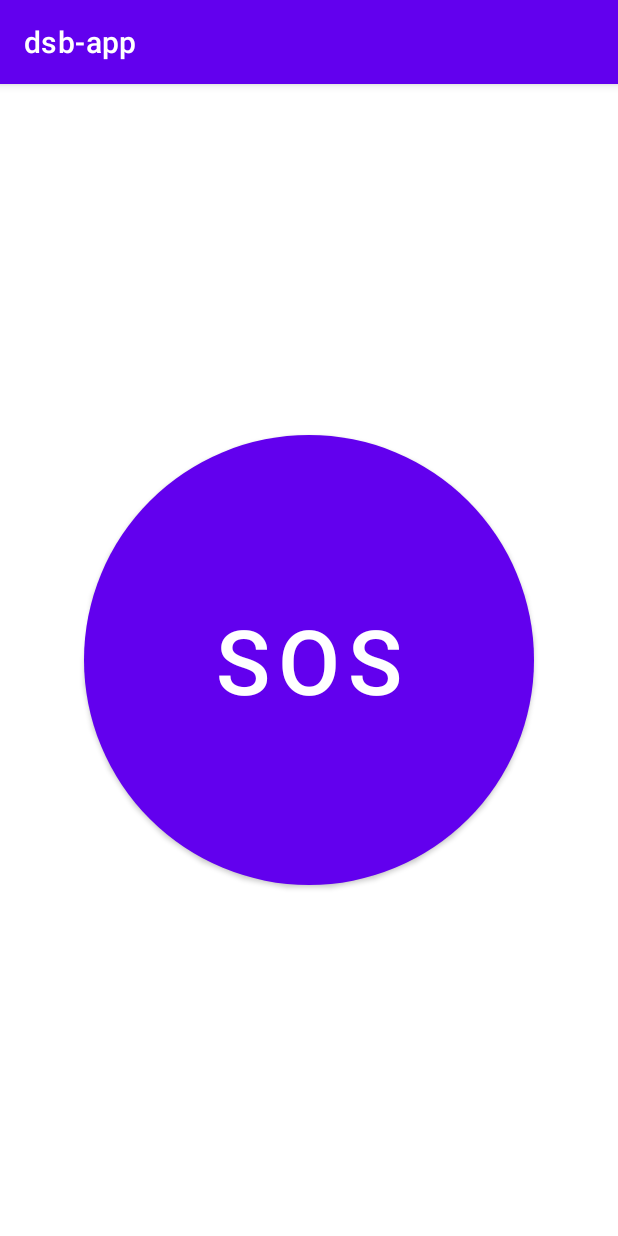
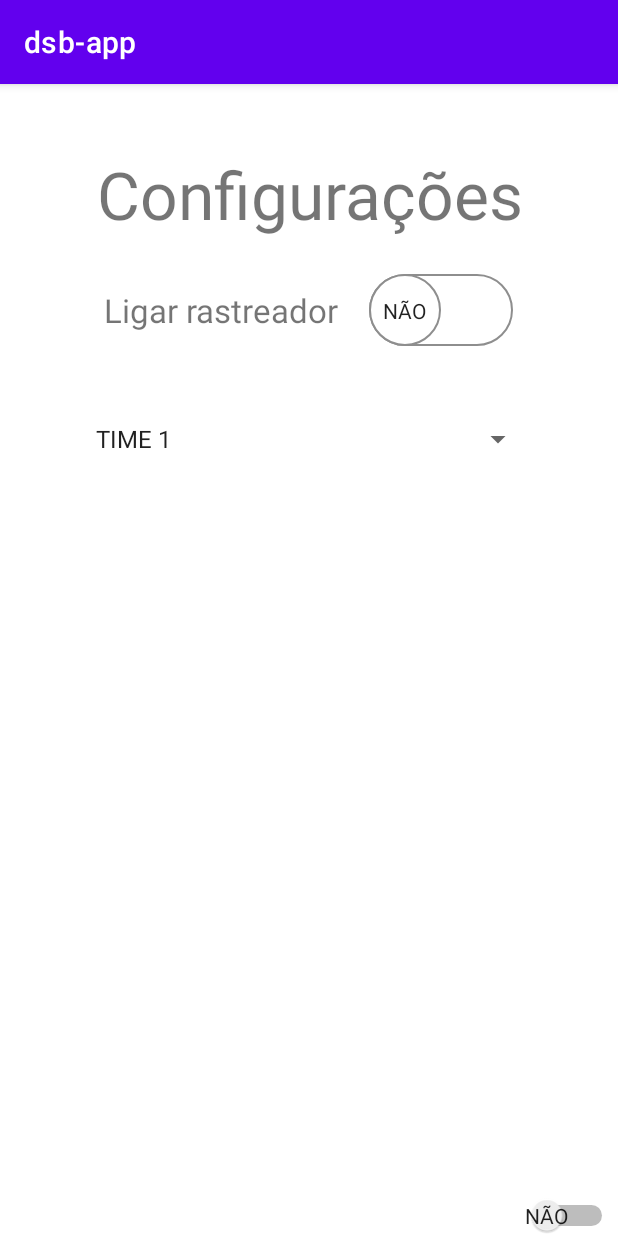
Before and after one commit to mobile-dev-ufes/2022-2-proj-final-dsb-app, an Android app: the screen it shows after launch (MainActivity), on a phone screen of 412 x 824 dp. Run offline under Robolectric (Android 15) with nearby library versions, the phone set to English and light mode, and no system bars.

Commit message:
configurando estaticamente o settings  + internacionalização

```diff
--- a/app/build.gradle
+++ b/app/build.gradle
@@ -33,7 +33,7 @@ android {
 }
 
 dependencies {
-
+    implementation 'androidx.fragment:fragment-ktx:1.5.4'
     implementation 'androidx.core:core-ktx:1.7.0'
     implementation 'androidx.appcompat:appcompat:1.5.1'
     implementation 'com.google.android.material:material:1.7.0'
--- a/app/src/main/res/drawable/ic_settings.xml
+++ /dev/null
@@ -1,5 +0,0 @@
-<vector android:height="24dp" android:tint="#2DBCF1"
-    android:viewportHeight="24" android:viewportWidth="24"
-    android:width="24dp" xmlns:android="http://schemas.android.com/apk/res/android">
-    <path android:fillColor="@android:color/white" android:pathData="M19.14,12.94c0.04,-0.3 0.06,-0.61 0.06,-0.94c0,-0.32 -0.02,-0.64 -0.07,-0.94l2.03,-1.58c0.18,-0.14 0.23,-0.41 0.12,-0.61l-1.92,-3.32c-0.12,-0.22 -0.37,-0.29 -0.59,-0.22l-2.39,0.96c-0.5,-0.38 -1.03,-0.7 -1.62,-0.94L14.4,2.81c-0.04,-0.24 -0.24,-0.41 -0.48,-0.41h-3.84c-0.24,0 -0.43,0.17 -0.47,0.41L9.25,5.35C8.66,5.59 8.12,5.92 7.63,6.29L5.24,5.33c-0.22,-0.08 -0.47,0 -0.59,0.22L2.74,8.87C2.62,9.08 2.66,9.34 2.86,9.48l2.03,1.58C4.84,11.36 4.8,11.69 4.8,12s0.02,0.64 0.07,0.94l-2.03,1.58c-0.18,0.14 -0.23,0.41 -0.12,0.61l1.92,3.32c0.12,0.22 0.37,0.29 0.59,0.22l2.39,-0.96c0.5,0.38 1.03,0.7 1.62,0.94l0.36,2.54c0.05,0.24 0.24,0.41 0.48,0.41h3.84c0.24,0 0.44,-0.17 0.47,-0.41l0.36,-2.54c0.59,-0.24 1.13,-0.56 1.62,-0.94l2.39,0.96c0.22,0.08 0.47,0 0.59,-0.22l1.92,-3.32c0.12,-0.22 0.07,-0.47 -0.12,-0.61L19.14,12.94zM12,15.6c-1.98,0 -3.6,-1.62 -3.6,-3.6s1.62,-3.6 3.6,-3.6s3.6,1.62 3.6,3.6S13.98,15.6 12,15.6z"/>
-</vector>
--- a/app/src/main/res/drawable/red_circle.xml
+++ b/app/src/main/res/drawable/red_circle.xml
@@ -1,4 +1,5 @@
 <?xml version="1.0" encoding="utf-8"?>
+
 <shape xmlns:android="http://schemas.android.com/apk/res/android"  android:shape="oval">
     <solid android:color="@color/red"/>
 </shape>
--- /dev/null
+++ b/app/src/main/res/drawable/thumb1.xml
@@ -0,0 +1,19 @@
+<?xml version="1.0" encoding="utf-8"?>
+<selector xmlns:android="http://schemas.android.com/apk/res/android">
+    <item android:state_checkable="false">
+        <shape android:shape="oval">
+            <solid android:color="@color/white" />
+            <size android:width="48dp" android:height="48dp" />
+            <stroke android:width="1dp" android:color="#8e8e8e" />
+        </shape>
+    </item>
+
+    <item android:state_checkable="true">
+        <shape android:shape="oval">
+            <solid android:color="@color/white" />
+            <size android:width="48dp" android:height="48dp" />
+            <stroke android:width="1dp" android:color="#34c759" />
+
+        </shape>
+    </item>
+</selector>
--- /dev/null
+++ b/app/src/main/res/drawable/track.xml
@@ -0,0 +1,18 @@
+<?xml version="1.0" encoding="utf-8"?>
+<selector xmlns:android="http://schemas.android.com/apk/res/android">
+
+    <item android:state_checkable="false">
+        <shape android:shape="rectangle">
+            <solid android:color="@color/white" />
+            <corners android:radius="100dp" />
+            <stroke android:width="1dp" android:color="#8e8e8e" />
+        </shape>
+    </item>
+
+    <item android:state_checkable="true">
+        <shape android:shape="rectangle">
+            <solid android:color="#34c759" />
+            <corners android:radius="100dp" />
+        </shape>
+    </item>
+</selector>
--- a/app/src/main/res/layout/activity_main.xml
+++ b/app/src/main/res/layout/activity_main.xml
@@ -6,19 +6,72 @@
     android:layout_height="match_parent"
     tools:context=".MainActivity">
 
-    <Button
-        android:id="@+id/button_one"
-        android:layout_width="300dp"
-        android:layout_height="300dp"
-        android:background="@drawable/red_circle"
-        android:onClick="trataClick"
-        android:text="@string/sos_message"
-        android:textSize="60sp"
-        app:layout_constraintBottom_toBottomOf="parent"
+
+    <!--A LINHA ENTRIES É PARA ADICIONAR OS DADOS
+     ESTATICAMENTE, REMOVÊ-LA AO CONECTAR O DB-->
+
+    <TextView
+        android:id="@+id/settings_title"
+        android:layout_width="match_parent"
+        android:layout_height="wrap_content"
+        android:layout_marginTop="44dp"
+        android:gravity="center"
+        android:text="@string/settings_title"
+        android:textSize="44sp"
         app:layout_constraintLeft_toLeftOf="parent"
         app:layout_constraintRight_toRightOf="parent"
         app:layout_constraintTop_toTopOf="parent" />
 
+    <LinearLayout
+        android:id="@+id/tracker_layout"
+        app:layout_constraintTop_toBottomOf="@id/settings_title"
+        android:layout_width="match_parent"
+        android:layout_height="wrap_content"
+        android:orientation="horizontal"
+        android:layout_marginTop="24dp"
+        android:gravity="center"
+        >
+
+        <TextView
+            android:layout_width="wrap_content"
+            android:layout_height="wrap_content"
+            android:text="@string/label_tracker"
+            android:textSize="22sp"
+            android:layout_marginRight="20sp"/>
+
+        <Switch
+            android:id="@+id/tracker_switch"
+            android:layout_width="wrap_content"
+            android:layout_height="wrap_content"
+            android:showText="true"
+            android:textOff="@string/tracker_switch_off"
+            android:textOn="@string/tracker_switch_on"
+            android:thumb="@drawable/thumb1"
+            android:track="@drawable/track"
+            />
+
+    </LinearLayout>
+
+    <Switch
+        android:layout_width="match_parent"
+        android:layout_height="wrap_content"
+        app:layout_constraintBottom_toBottomOf="parent"
+        app:layout_constraintLeft_toLeftOf="parent"
+        android:showText="true"
+        android:textOff="@string/tracker_switch_off"
+        android:textOn="@string/tracker_switch_on"
+
+/>
+    <Spinner
+        android:id="@+id/settings_spinner"
+        android:layout_width="300dp"
+        android:layout_height="44dp"
+        android:layout_marginTop="40dp"
+        android:entries="@array/dsb_list"
+        app:layout_constraintEnd_toEndOf="parent"
+        app:layout_constraintStart_toStartOf="parent"
+        app:layout_constraintTop_toBottomOf="@id/tracker_layout"
+         />
 
 
 </androidx.constraintlayout.widget.ConstraintLayout>
--- a/app/src/main/res/values/colors.xml
+++ b/app/src/main/res/values/colors.xml
@@ -7,5 +7,5 @@
     <color name="teal_700">#FF018786</color>
     <color name="black">#FF000000</color>
     <color name="white">#FFFFFFFF</color>
-    <color name="red">#FF6961</color>
+    <color name="red">#FF0000</color>
 </resources>
--- a/app/src/main/res/values/strings.xml
+++ b/app/src/main/res/values/strings.xml
@@ -1,4 +1,17 @@
 <resources>
     <string name="app_name">dsb-app</string>
     <string name="sos_message">SOS</string>
+    <string name="settings_title">Configurações</string>
+    <string name="tracker_switch_on">SIM</string>
+    <string name="tracker_switch_off">NÃO</string>
+    <string name="label_tracker">Ligar rastreador</string>
+
+    <string-array name="dsb_list">
+        <item>TIME 1</item>
+        <item>TIME 2</item>
+        <item>TIME 3</item>
+        <item>TIME 4</item>
+        <item>TIME 5</item>
+
+    </string-array>
 </resources>
```
Also changed, not shown: app/src/main/res/layout/activity_settings.xml (added, +55 -0 lines), app/src/main/res/layout/activity_sos.xml (+25 -22 lines), 1 other file.
